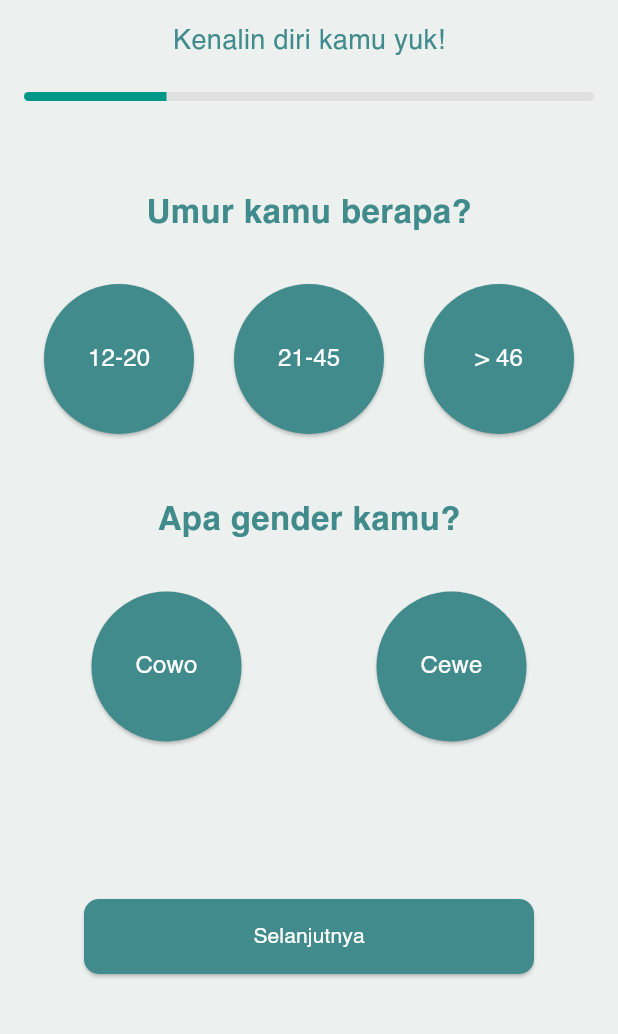
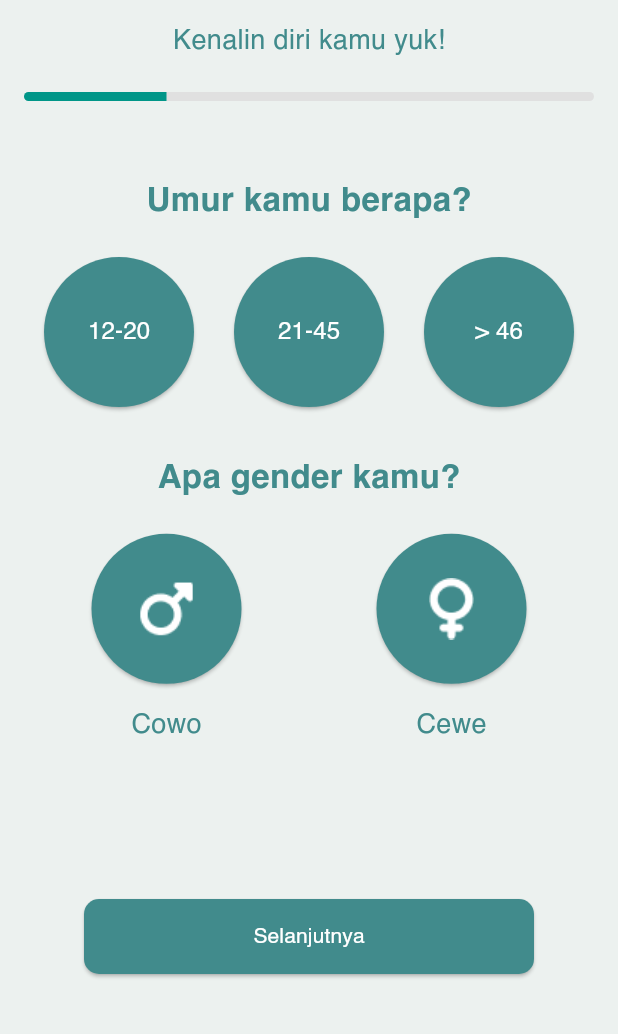
Before and after one commit to NicMatthew/terserah, a Flutter app: the UserInfoScreen screen opened directly, on a phone screen of 412 x 824 dp, the part 202-1236 px from its top. Run offline on Flutter 3.47's test engine with Material 3 defaults, Android fonts, the light colour scheme and no system bars.

Commit message:
preference 1 done

```diff
--- a/terserah/lib/preference.dart
+++ b/terserah/lib/preference.dart
@@ -1,4 +1,5 @@
 import 'package:flutter/material.dart';
+import 'package:terserah/home.dart';
 
 void main() {
   runApp(MyAppPreference());
@@ -29,6 +30,31 @@ class _UserInfoScreenState extends State<UserInfoScreen> {
       }
     });
   }
+
+  Widget _buildOptionButtonWithImage({required String imagePath, required double size}) {
+    return Container(
+      width: size - 10,
+      height: size - 10,
+      child: ElevatedButton(
+        onPressed: () {
+          // Tambahkan logika onPressed Anda di sini
+        },
+        child: Image.asset(
+          imagePath,
+          width: 50,  // Ukuran gambar di dalam tombol, sesuaikan sesuai kebutuhan
+          height: 50,  // Ukuran gambar di dalam tombol, sesuaikan sesuai kebutuhan
+        ),
+        style: ElevatedButton.styleFrom(
+          backgroundColor: Color.fromRGBO(65, 139, 140, 1),  // Sesuaikan warna tombol
+          shape: RoundedRectangleBorder(
+            borderRadius: BorderRadius.circular(100),
+          ),
+        ),
+      ),
+    );
+  }
+
+
 
   Widget _buildStepContent() {
     switch (_currentStep) {
@@ -68,8 +94,32 @@ class _UserInfoScreenState extends State<UserInfoScreen> {
               Row(
                 mainAxisAlignment: MainAxisAlignment.spaceAround,
                 children: [
-                  _buildOptionButton(text: 'Cowo'),
-                  _buildOptionButton(text: 'Cewe'),
+                  Column(
+                    children: [
+                      _buildOptionButtonWithImage(imagePath: 'assets/male.png', size: 110),
+                      SizedBox(height: 15),  // Jarak antara gambar dan teks
+                      Text(
+                        'Cowo',
+                        style: TextStyle(
+                          fontSize: 18,
+                          color: Color.fromRGBO(65, 139, 140, 1),
+                        ),
+                      ),
+                    ],
+                  ),
+                  Column(
+                    children: [
+                      _buildOptionButtonWithImage(imagePath: 'assets/female.png', size: 110),
+                      SizedBox(height: 15),  // Jarak antara gambar dan teks
+                      Text(
+                        'Cewe',
+                        style: TextStyle(
+                          fontSize: 18,
+                          color: Color.fromRGBO(65, 139, 140, 1),
+                        ),
+                      ),
+                    ],
+                  ),
                 ],
               ),
             ],
@@ -297,7 +347,14 @@ class _UserInfoScreenState extends State<UserInfoScreen> {
                   width: 300,
                   height: 50,
                   child: ElevatedButton(
-                    onPressed: _nextStep,
+                    onPressed: (){
+                      if(_currentStep==3){
+                        Navigator.push(context, MaterialPageRoute(builder: (context)=>MyAppHome(),),);
+                      }
+                      else{
+                        _nextStep();
+                      }
+                    },
                     child: Text('Selanjutnya'),
                     style: ElevatedButton.styleFrom(
                       backgroundColor: Color.fromRGBO(65, 139, 140, 1),
```
Also changed, not shown: terserah/assets/female.png (added), terserah/assets/male.png (added).
